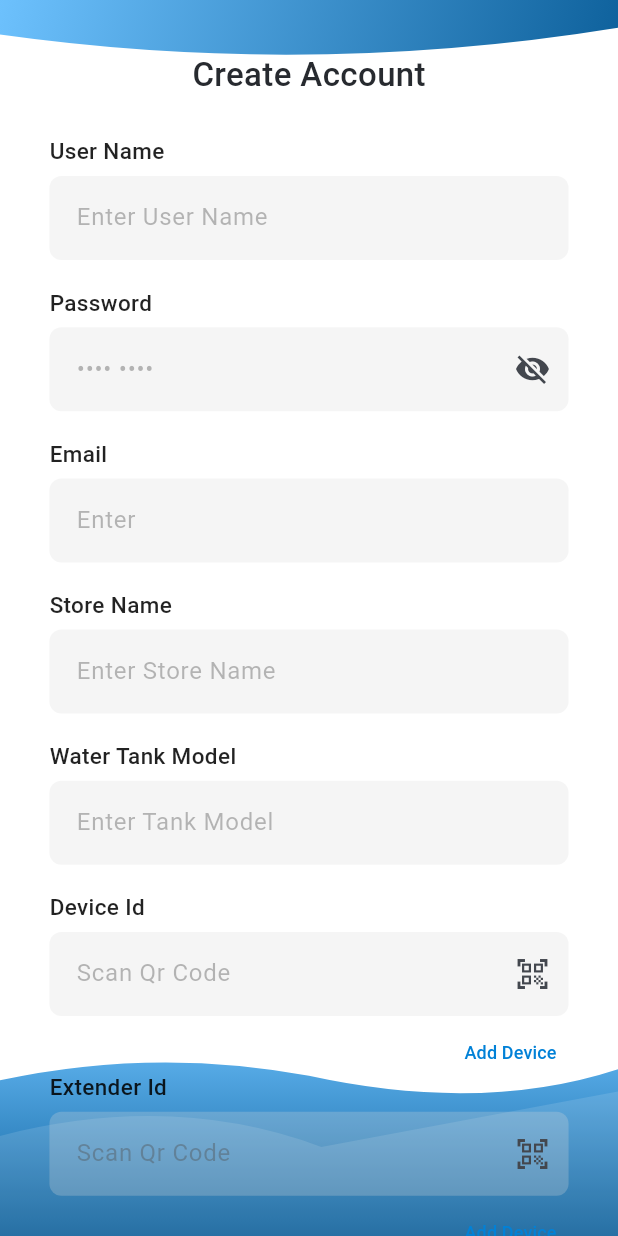
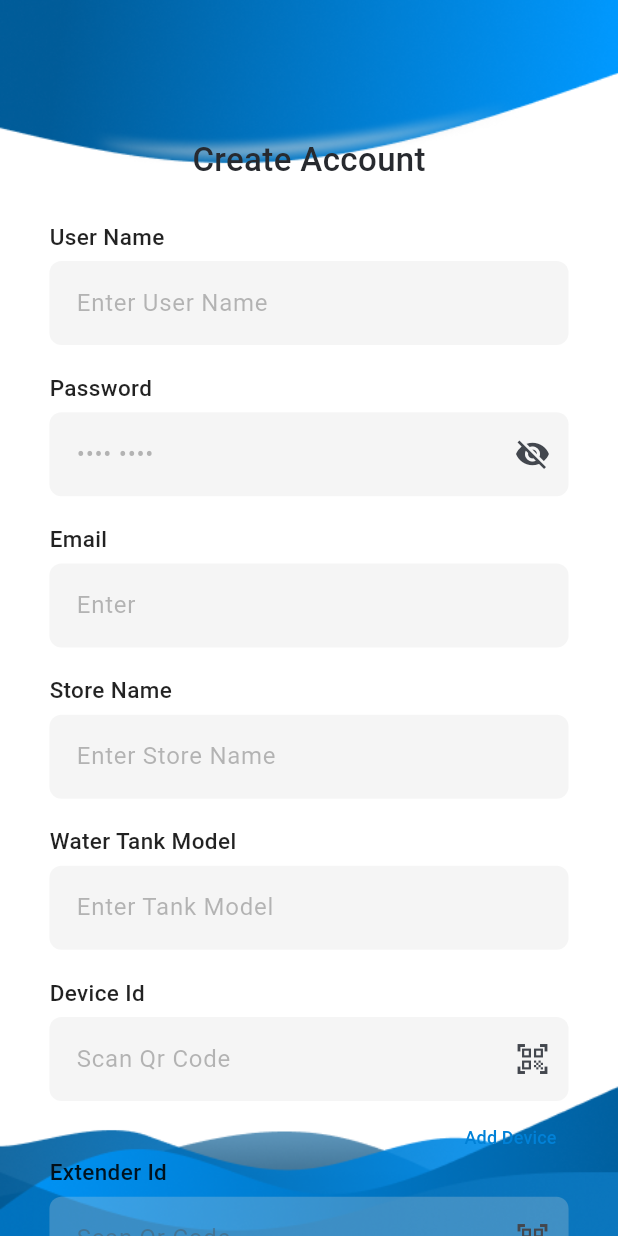
Before and after one commit to riyasfath/waterLevelSensorTransmittorApkUI, a Flutter app: the screen it shows after launch, after a tap on "Sign Up", on a phone screen of 412 x 824 dp. Run offline on Flutter 3.47's test engine with Material 3 defaults, Android fonts, the phone set to English and light mode, and no system bars.

Commit message:
tank ui..completed.18

```diff
--- a/lib/UI/login/SignupScreen.dart
+++ b/lib/UI/login/SignupScreen.dart
@@ -11,77 +11,54 @@ class SignupScreen extends StatefulWidget {
 class _SignupScreenState extends State<SignupScreen> {
   bool _obscure = true;
 
+  // Top & bottom image design sizes (for aspect ratios)
+  static const double _hdrDesignW = 444, _hdrDesignH = 120; // header image
+  static const double _botDesignW = 553, _botDesignH = 153; // bottom image
+  static const String _hdrAsset = 'assets/images/top_header.png';
+  static const String _botAsset = 'assets/images/bottom_waves.png';
+
   @override
   Widget build(BuildContext context) {
     final w = MediaQuery.of(context).size.width;
-    final bottomWaveH = w * 0.36;
-    final topWaveH = w * 0.28;
+
+    // Responsive heights preserving the images’ aspect ratios
+    final double headerImgH = w * (_hdrDesignH / _hdrDesignW);
+    final double bottomImgH = w * (_botDesignH / _botDesignW);
 
     return Scaffold(
       backgroundColor: Colors.white,
       body: Stack(
         children: [
-          // Top curved gradient
+          // --- TOP: header image (replaces AppBar/clipper) ---
           Positioned(
             top: 0, left: 0, right: 0,
-            child: SizedBox(
-              height: topWaveH,
-              child: ClipPath(
-                clipper: _TopCurveClipper(),
-                child: Container(
-                  decoration: const BoxDecoration(
-                    gradient: LinearGradient(
-                      begin: Alignment.topLeft,
-                      end: Alignment.bottomRight,
-                      colors: [AppTheme.kBlueLight, AppTheme.kBlueDark],
-                    ),
-                  ),
-                ),
-              ),
+            height: headerImgH,
+            child: IgnorePointer(
+              child: Image.asset(_hdrAsset, fit: BoxFit.fill),
             ),
           ),
 
-          // Bottom layered waves
+          // --- BOTTOM: waves image (replaces clippers) ---
           Positioned(
             left: 0, right: 0, bottom: 0,
-            child: SizedBox(
-              height: bottomWaveH,
-              child: Stack(
-                children: [
-                  Positioned.fill(
-                    child: ClipPath(
-                      clipper: _BottomWaveClipper1(),
-                      child: Container(
-                        decoration: const BoxDecoration(
-                          gradient: LinearGradient(
-                            begin: Alignment.topCenter,
-                            end: Alignment.bottomCenter,
-                            colors: [AppTheme.kBlueLight, AppTheme.kBlueDark],
-                          ),
-                        ),
-                      ),
-                    ),
-                  ),
-                  Positioned.fill(
-                    child: ClipPath(
-                      clipper: _BottomWaveClipper2(),
-                      child: Container(color: Colors.white.withOpacity(0.12)),
-                    ),
-                  ),
-                ],
-              ),
+            height: bottomImgH,
+            child: IgnorePointer(
+              child: Image.asset(_botAsset, fit: BoxFit.fill),
             ),
           ),
 
-          // Content
+          // --- CONTENT ---
           SafeArea(
             child: SingleChildScrollView(
               padding: EdgeInsets.symmetric(horizontal: w * 0.08)
-                  .copyWith(bottom: bottomWaveH * 0.85),
+              // leave space so content doesn’t collide with bottom waves
+                  .copyWith(bottom: bottomImgH * 0.85),
               child: Column(
                 crossAxisAlignment: CrossAxisAlignment.center,
                 children: [
-                  SizedBox(height: topWaveH * 0.30),
+                  // push form below the curved part of the top image
+                  SizedBox(height: headerImgH * 0.82),
+
                   const Text(
                     "Create Account",
                     style: TextStyle(fontSize: 22, fontWeight: FontWeight.w500),
@@ -156,7 +133,6 @@ class _SignupScreenState extends State<SignupScreen> {
                   ),
                   const SizedBox(height: 12),
 
-                  // ----- Device Id with QR + Add Device -----
                   // ----- Device Id -----
                   const _Label("Device Id"),
                   const SizedBox(height: 6),
@@ -186,10 +162,7 @@ class _SignupScreenState extends State<SignupScreen> {
                       child: const Text("Add Device", style: TextStyle(fontSize: 12)),
                     ),
                   ),
-                  // const SizedBox(height: 12),
 
-
-                  // ----- Extender Id with QR + Add Device -----
                   // ----- Extender Id -----
                   const _Label("Extender Id"),
                   const SizedBox(height: 6),
@@ -221,14 +194,13 @@ class _SignupScreenState extends State<SignupScreen> {
                   ),
                   const SizedBox(height: 12),
 
-
                   // Login button
                   SizedBox(
                     width: double.infinity,
                     height: 50,
                     child: ElevatedButton(
                       style: ElevatedButton.styleFrom(
-                        backgroundColor: AppTheme.kButtonDark, // #012A6A
+                        backgroundColor: AppTheme.kButtonDark,
                         shape: RoundedRectangleBorder(
                           borderRadius: BorderRadius.circular(8),
                         ),
@@ -264,9 +236,14 @@ class _Label extends StatelessWidget {
   Widget build(BuildContext context) {
     return Align(
       alignment: Alignment.centerLeft,
-      child: Text(text,
+      child: Text(
+        text,
         style: const TextStyle(
-              fontSize: 15, color: Colors.black87, fontWeight: FontWeight.w500)),
+          fontSize: 15,
+          color: Colors.black87,
+          fontWeight: FontWeight.w500,
+        ),
+      ),
     );
   }
 }
@@ -282,50 +259,3 @@ class _SizedField extends StatelessWidget {
     return SizedBox(width: width, height: height, child: child);
   }
 }
-
-// ---------- Reused clippers ----------
-class _TopCurveClipper extends CustomClipper<Path> {
-  @override
-  Path getClip(Size s) {
-    final w = s.width, h = s.height;
-    return Path()
-      ..lineTo(0, h * 0.20)
-      ..quadraticBezierTo(w * 0.50, h * 0.45, w, h * 0.16)
-      ..lineTo(w, 0)
-      ..close();
-  }
-  @override
-  bool shouldReclip(_) => false;
-}
-
-class _BottomWaveClipper1 extends CustomClipper<Path> {
-  @override
-  Path getClip(Size s) {
-    final w = s.width, h = s.height;
-    return Path()
-      ..moveTo(0, h * 0.30)
-      ..quadraticBezierTo(w * 0.25, h * 0.15, w * 0.50, h * 0.28)
-      ..quadraticBezierTo(w * 0.78, h * 0.45, w, h * 0.25)
-      ..lineTo(w, h)
-      ..lineTo(0, h)
-      ..close();
-  }
-  @override
-  bool shouldReclip(_) => false;
-}
-
-class _BottomWaveClipper2 extends CustomClipper<Path> {
-  @override
-  Path getClip(Size s) {
-    final w = s.width, h = s.height;
-    return Path()
-      ..moveTo(0, h * 0.55)
-      ..quadraticBezierTo(w * 0.28, h * 0.35, w * 0.52, h * 0.60)
-      ..lineTo(w, h * 0.35)
-      ..lineTo(w, h)
-      ..lineTo(0, h)
-      ..close();
-  }
-  @override
-  bool shouldReclip(_) => false;
-}
--- a/lib/UI/login/loginScreen.dart
+++ b/lib/UI/login/loginScreen.dart
@@ -11,79 +11,66 @@ class LoginScreenMock extends StatefulWidget {
 class _LoginScreenMockState extends State<LoginScreenMock> {
   bool _obscure = true;
 
+  // Field & button sizing
+  static const double _kFieldHeight = 45;
+  static const double _kMaxFieldWidth = 389;
+
+  // Design aspect ratios (fixed)
+  static const double _hdrAR = 120 / 444; // = 0.27027...
+  static const double _botAR = 153 / 553; // = 0.2765...
+
+  // Asset paths
+  static const String _hdrAsset = 'assets/images/top_header.png';
+  static const String _botAsset = 'assets/images/bottom_waves.png';
+
+  // Tank & shadow proportions (derived from your original sizes)
+  // Shadow width uses the field width (1.0). Tank ~201/383, heights from originals.
+  static const double _shadowWidthFactor = 1.0;
+  static const double _shadowHeightPerW = 45 / 383;   // ≈ 0.1175 * width
+  static const double _tankWidthFactor   = 201 / 383; // ≈ 0.525 * width
+  static const double _tankAR            = 237 / 201; // tankH = tankW * 1.179
+  static const double _overlapPerW       = 16 / 383;  // ≈ 0.0418 * width
+
   @override
   Widget build(BuildContext context) {
     final w = MediaQuery.of(context).size.width;
-    final bottomWaveH = w * 0.36;
-    final topWaveH    = w * 0.28;
+
+    // Responsive heights preserving aspect ratios
+    final double headerImgH = w * _hdrAR;
+    final double bottomImgH = w * _botAR;
+
+    // Field/button width: up to 389dp
+    final double horizontalPad = w * 0.08;
+    final double available = w - (horizontalPad * 2);
+    final double fieldWidth = available > _kMaxFieldWidth ? _kMaxFieldWidth : available;
 
     return Scaffold(
       backgroundColor: Colors.white,
       body: Stack(
+        clipBehavior: Clip.none,
         children: [
-          // Top curved gradient
+          // Top header image
           Positioned(
-            top: 0, left: 0, right: 0,
-            child: SizedBox(
-              height: topWaveH,
-              child: ClipPath(
-                clipper: _TopCurveClipper(),
-                child: Container(
-                  decoration: const BoxDecoration(
-                    gradient: LinearGradient(
-                      begin: Alignment.topLeft,
-                      end: Alignment.bottomRight,
-                      colors: [AppTheme.kBlueLight, AppTheme.kBlueDark],
-                    ),
-                  ),
-                ),
-              ),
-            ),
+            top: 0, left: 0, right: 0, height: headerImgH,
+            child: IgnorePointer(child: Image.asset(_hdrAsset, fit: BoxFit.fill)),
           ),
 
-          // Bottom waves
+          // Bottom waves image
           Positioned(
-            left: 0, right: 0, bottom: 0,
-            child: SizedBox(
-              height: bottomWaveH,
-              child: Stack(
-                children: [
-                  Positioned.fill(
-                    child: ClipPath(
-                      clipper: _BottomWaveClipper1(),
-                      child: Container(
-                        decoration: const BoxDecoration(
-                          gradient: LinearGradient(
-                            begin: Alignment.topCenter,
-                            end: Alignment.bottomCenter,
-                            colors: [AppTheme.kBlueLight, AppTheme.kBlueDark],
-                          ),
-                        ),
-                      ),
-                    ),
-                  ),
-                  Positioned.fill(
-                    child: ClipPath(
-                      clipper: _BottomWaveClipper2(),
-                      child: Container(
-                        color: Colors.white.withOpacity(0.12),
-                      ),
-                    ),
-                  ),
-                ],
-              ),
-            ),
+            left: 0, right: 0, bottom: 0, height: bottomImgH,
+            child: IgnorePointer(child: Image.asset(_botAsset, fit: BoxFit.fill)),
           ),
 
           // Content
           SafeArea(
             child: SingleChildScrollView(
-              padding: EdgeInsets.symmetric(horizontal: w * 0.08)
-                  .copyWith(bottom: bottomWaveH * 0.85),
+              padding: EdgeInsets.symmetric(horizontal: horizontalPad)
+                  .copyWith(bottom: bottomImgH * 0.85),
               child: Column(
                 crossAxisAlignment: CrossAxisAlignment.center,
                 children: [
-                  SizedBox(height: topWaveH * 0.35),
+                  SizedBox(height: headerImgH * 0.85),
+
                   const Text("Hello",
                       style: TextStyle(fontSize: 28, fontWeight: FontWeight.w500)),
                   const SizedBox(height: 4),
@@ -92,86 +79,63 @@ class _LoginScreenMockState extends State<LoginScreenMock> {
 
                   SizedBox(height: w * 0.06),
 
-                  // Tank image
+                  // Tank + shadow (same layout/size look, simpler math)
                   SizedBox(
-                    width: w * 0.55,
-                    child: Column(
-                      children: [
-                        Image.asset(
-                          'assets/images/tankerempty.png',
-                          fit: BoxFit.contain,
-                          height: w * 0.48,
-                        ),
-                        SizedBox(height: w * 0.02),
-                        Container(
-                          height: 10,
-                          margin: EdgeInsets.symmetric(horizontal: w * 0.12),
-                          decoration: BoxDecoration(
-                            color: Colors.black12,
-                            borderRadius: BorderRadius.circular(100),
-                            boxShadow: const [
-                              BoxShadow(
-                                blurRadius: 20,
-                                spreadRadius: -6,
-                                color: Colors.black26,
-                              ),
-                            ],
-                          ),
-                        ),
-                      ],
-                    ),
+                    width: fieldWidth,
+                    child: _TankWithShadow(width: fieldWidth),
                   ),
 
                   SizedBox(height: w * 0.08),
 
-                  // Username
-                  // Username
                   const Align(
                     alignment: Alignment.centerLeft,
-                    child: Text("User Name",
-                        style: TextStyle(fontSize: 15, color: Colors.black87, fontWeight: FontWeight.w500)),
+                    child: Text(
+                      "User Name",
+                      style: TextStyle(fontSize: 15, color: Colors.black87, fontWeight: FontWeight.w500),
+                    ),
                   ),
                   const SizedBox(height: 6),
-
                   SizedBox(
-                    width: w * 0.84,       // ~84% of screen width
-                    height: w * 0.15,      // height responsive (15% of width)
+                    width: fieldWidth,
+                    height: _kFieldHeight,
                     child: const TextField(
-                      decoration: InputDecoration(
-                        hintText: "Enter User Name",
-                      ),
+                      decoration: InputDecoration(hintText: "Enter User Name"),
                     ),
                   ),
 
                   const SizedBox(height: 14),
 
-                  // Password
                   const Align(
                     alignment: Alignment.centerLeft,
-                    child: Text("Password",
-                        style: TextStyle(fontSize: 15, fontWeight: FontWeight.w500, color: Colors.black87)),
+                    child: Text(
+                      "Password",
+                      style: TextStyle(fontSize: 15, fontWeight: FontWeight.w500, color: Colors.black87),
+                    ),
                   ),
                   const SizedBox(height: 6),
-                  TextField(
-                    obscureText: _obscure,
-                    decoration: InputDecoration(
-                      hintText: "••••••••",
-                      suffixIcon: IconButton(
-                        onPressed: () => setState(() => _obscure = !_obscure),
-                        icon: Icon(_obscure ? Icons.visibility_off : Icons.visibility),
+                  SizedBox(
+                    width: fieldWidth,
+                    height: _kFieldHeight,
+                    child: TextField(
+                      obscureText: _obscure,
+                      decoration: InputDecoration(
+                        hintText: "•••• ••••",
+                        suffixIcon: IconButton(
+                          onPressed: () => setState(() => _obscure = !_obscure),
+                          icon: Icon(_obscure ? Icons.visibility_off : Icons.visibility),
+                        ),
                       ),
                     ),
                   ),
 
                   SizedBox(height: w * 0.06),
 
-                  // CTA Button with #012A6A
                   SizedBox(
-                    width: double.infinity,
+                    width: fieldWidth,
                     height: 50,
                     child: ElevatedButton(
                       style: ElevatedButton.styleFrom(
-                        backgroundColor: AppTheme.kButtonDark,
+                        backgroundColor: AppTheme.kButtonDark, // keep your theme color
                         shape: RoundedRectangleBorder(borderRadius: BorderRadius.circular(8)),
                       ),
                       onPressed: () {
@@ -192,49 +156,44 @@ class _LoginScreenMockState extends State<LoginScreenMock> {
   }
 }
 
-// --- Clippers ---
-class _TopCurveClipper extends CustomClipper<Path> {
+class _TankWithShadow extends StatelessWidget {
+  final double width;
+  const _TankWithShadow({required this.width});
+
+  // Match the constants from the parent for consistency
+  static const double _shadowWidthFactor = _LoginScreenMockState._shadowWidthFactor;
+  static const double _shadowHeightPerW  = _LoginScreenMockState._shadowHeightPerW;
+  static const double _tankWidthFactor   = _LoginScreenMockState._tankWidthFactor;
+  static const double _tankAR            = _LoginScreenMockState._tankAR;
+  static const double _overlapPerW       = _LoginScreenMockState._overlapPerW;
+
   @override
-  Path getClip(Size s) {
-    final w = s.width, h = s.height;
-    return Path()
-      ..lineTo(0, h * 0.20)
-      ..quadraticBezierTo(w * 0.50, h * 0.45, w, h * 0.16)
-      ..lineTo(w, 0)
-      ..close();
+  Widget build(BuildContext context) {
+    final double sW = width * _shadowWidthFactor;
+    final double sH = width * _shadowHeightPerW;
+    final double tW = width * _tankWidthFactor;
+    final double tH = tW * _tankAR;
+    final double overlap = width * _overlapPerW;
+    final double stackH = tH + sH - overlap;
+
+    return SizedBox(
+      height: stackH,
+      child: Stack(
+        alignment: Alignment.topCenter,
+        children: [
+          Positioned(
+            top: tH - overlap,
+            width: sW,
+            height: sH,
+            child: Image.asset('assets/images/tank_shadow.png', fit: BoxFit.fill),
+          ),
+          SizedBox(
+            width: tW,
+            height: tH,
+            child: Image.asset('assets/images/tankerempty.png', fit: BoxFit.contain),
+          ),
+        ],
+      ),
+    );
   }
-  @override
-  bool shouldReclip(_) => false;
 }
-
-class _BottomWaveClipper1 extends CustomClipper<Path> {
-  @override
-  Path getClip(Size s) {
-    final w = s.width, h = s.height;
-    return Path()
-      ..moveTo(0, h * 0.30)
-      ..quadraticBezierTo(w * 0.25, h * 0.15, w * 0.50, h * 0.28)
-      ..quadraticBezierTo(w * 0.78, h * 0.45, w, h * 0.25)
-      ..lineTo(w, h)
-      ..lineTo(0, h)
-      ..close();
-  }
-  @override
-  bool shouldReclip(_) => false;
-}
-
-class _BottomWaveClipper2 extends CustomClipper<Path> {
-  @override
-  Path getClip(Size s) {
-    final w = s.width, h = s.height;
-    return Path()
-      ..moveTo(0, h * 0.55)
-      ..quadraticBezierTo(w * 0.28, h * 0.35, w * 0.52, h * 0.60)
-      ..lineTo(w, h * 0.35)
-      ..lineTo(w, h)
-      ..lineTo(0, h)
-      ..close();
-  }
-  @override
-  bool shouldReclip(_) => false;
-}
--- a/pubspec.yaml
+++ b/pubspec.yaml
@@ -61,6 +61,11 @@ flutter:
   assets:
     - assets/images/tankerempty.png
     - assets/images/battery.png
+    - assets/images/top_header.png
+    - assets/images/bottom_waves.png
+    - assets/images/tank_shadow.png
+
+
   #   - images/a_dot_ham.jpeg
 
   # An image asset can refer to one or more resolution-specific "variants", see
```
Also changed, not shown: lib/UI/dashboard/dashboardScreen.dart (+17 -9 lines), lib/UI/dashboard/widgets/header_things.dart (+22 -22 lines), lib/UI/dashboard/widgets/tank_card.dart (+68 -13 lines), assets/images/bottom_waves.png (added), assets/images/tank_shadow.png (added), assets/images/top_header.png (added). Lines whose indentation alone changed are shown as unchanged.
